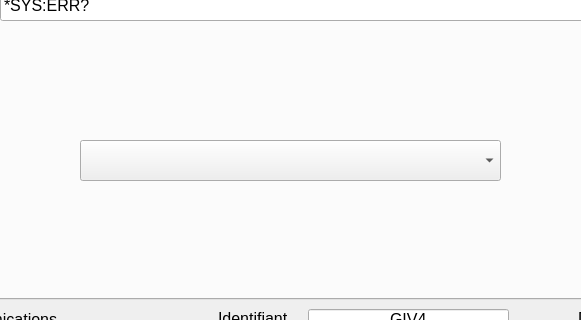
Above: MainWindow.ui from APuissance3/AGIV before the change; both pictures show x 82 to 663 and y 191 to 511 of the 1003 by 884 pixel window. Below: the same form after it.
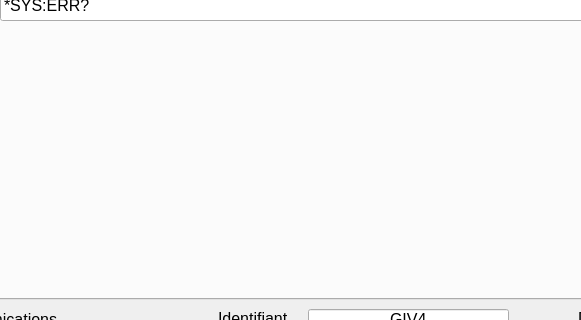
That is the form after the change. The open tabs and pages were chosen to show the change.

```diff
--- a/MainWindow.ui
+++ b/MainWindow.ui
@@ -494,21 +494,6 @@
        <bool>true</bool>
       </property>
      </widget>
-     <widget class="QComboBox" name="comboRangeSelection">
-      <property name="geometry">
-       <rect>
-        <x>140</x>
-        <y>250</y>
-        <width>421</width>
-        <height>41</height>
-       </rect>
-      </property>
-      <property name="font">
-       <font>
-        <pointsize>12</pointsize>
-       </font>
-      </property>
-     </widget>
      <widget class="QPushButton" name="pBtAdvLockGiv">
       <property name="geometry">
        <rect>
```
Left out of the diff: 6 changed lines with no effect on the pictures.
